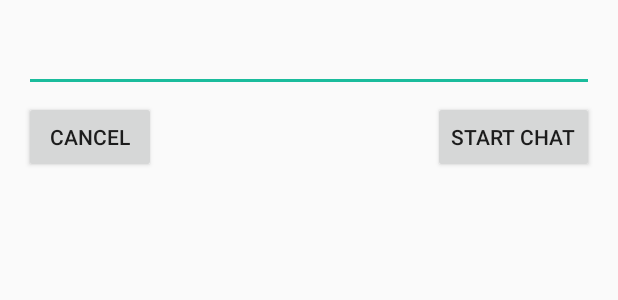
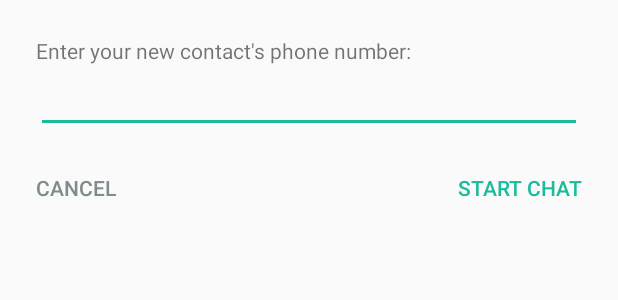
Before and after one commit to GonMolon/PennApps16, an Android app: the layout activity_add_chat.xml on its own in the app's theme, with its tools: preview values and no code run, on a phone screen of 412 x 824 dp. Shown: the top 300 px of the screen. Run offline under Robolectric (Android 15) with nearby library versions, the phone set to English and light mode, and no system bars.

Commit message:
Made UI changes to chat-adding activity

```diff
--- a/app/CallTranslate/app/src/main/AndroidManifest.xml
+++ b/app/CallTranslate/app/src/main/AndroidManifest.xml
@@ -24,8 +24,8 @@
         <activity
             android:name=".AddChatActivity"
             android:excludeFromRecents="true"
-            android:theme="@style/Theme.AppCompat.Dialog" />
-        <activity android:name=".SetupActivity"></activity>
+            android:theme="@style/Theme.AppCompat.Light.Dialog" />
+        <activity android:name=".SetupActivity" />
     </application>
 
 </manifest>
--- a/app/CallTranslate/app/src/main/java/translation/calltranslate/AddChatActivity.java
+++ b/app/CallTranslate/app/src/main/java/translation/calltranslate/AddChatActivity.java
@@ -25,6 +25,8 @@ public class AddChatActivity extends AppCompatActivity {
     protected void onCreate(Bundle savedInstanceState) {
         super.onCreate(savedInstanceState);
         setContentView(R.layout.activity_add_chat);
+
+        setTitle("New chat");
 
         context = this;
 
--- a/app/CallTranslate/app/src/main/res/layout/activity_add_chat.xml
+++ b/app/CallTranslate/app/src/main/res/layout/activity_add_chat.xml
@@ -1,24 +1,24 @@
 <?xml version="1.0" encoding="utf-8"?>
-<RelativeLayout xmlns:android="http://schemas.android.com/apk/res/android"
+<LinearLayout xmlns:android="http://schemas.android.com/apk/res/android"
     xmlns:tools="http://schemas.android.com/tools"
+    android:orientation="vertical"
     android:layout_width="match_parent"
     android:layout_height="wrap_content"
-    android:paddingBottom="@dimen/activity_vertical_margin"
-    android:paddingLeft="@dimen/activity_horizontal_margin"
-    android:paddingRight="@dimen/activity_horizontal_margin"
-    android:paddingTop="@dimen/activity_vertical_margin"
+    android:padding="24dp"
     tools:context="translation.calltranslate.AddChatActivity">
 
+    <TextView
+        android:layout_width="match_parent"
+        android:layout_height="wrap_content"
+        android:text="Enter your new contact's phone number:"
+        android:id="@+id/newContactNumber" />
 
     <EditText
         android:layout_width="match_parent"
         android:layout_height="wrap_content"
         android:inputType="phone"
         android:ems="10"
-        android:id="@+id/editText"
-        android:layout_alignParentTop="true"
-        android:layout_alignParentLeft="true"
-        android:layout_alignParentStart="true" />
+        android:id="@+id/editText" />
 
     <RelativeLayout
         android:layout_width="match_parent"
@@ -30,13 +30,21 @@
             android:layout_width="wrap_content"
             android:layout_height="wrap_content"
             android:text="Cancel"
-            android:id="@+id/cancelButton" />
+            android:id="@+id/cancelButton"
+            android:background="@null"
+            android:textColor="#7f8c8d"
+            android:gravity="left|bottom"
+            android:minHeight="40dp" />
 
         <Button
             android:layout_width="wrap_content"
             android:layout_height="wrap_content"
             android:text="Start Chat"
             android:id="@+id/addChatButton"
-            android:layout_alignParentRight="true" />
+            android:layout_alignParentRight="true"
+            android:background="@null"
+            android:textColor="@color/colorAccent"
+            android:gravity="bottom|right"
+            android:minHeight="40dp" />
     </RelativeLayout>
-</RelativeLayout>
+</LinearLayout>
```
